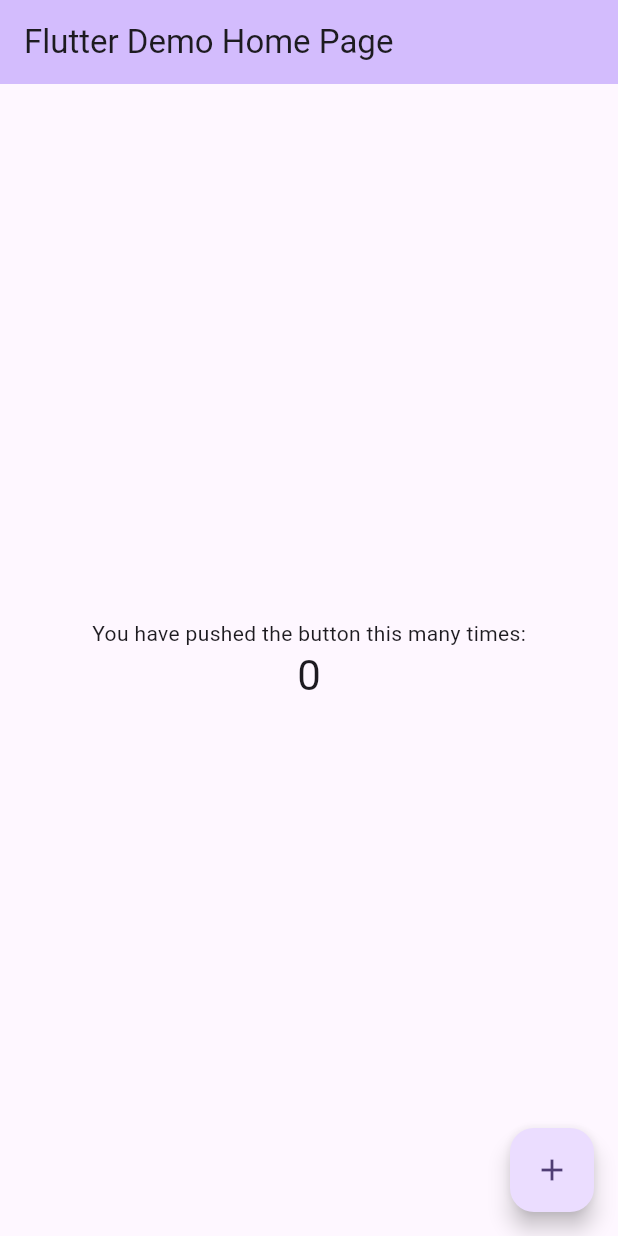
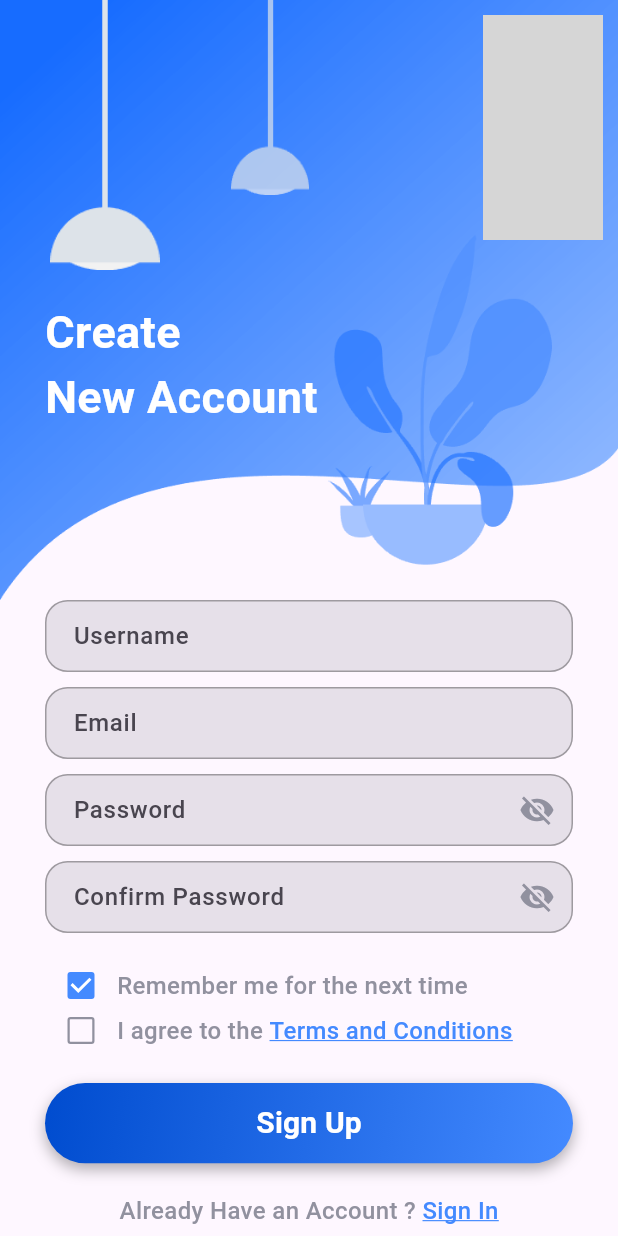
Before and after one commit to vichithchamodya/TrainTrack, a Flutter app: the screen it shows after launch, on a phone screen of 412 x 824 dp. Run offline on Flutter 3.47's test engine with Material 3 defaults, Android fonts, the phone set to English and light mode, and no system bars; our stand-ins replace animate_do; grey boxes are pictures that could not be loaded.

Commit message:
added signup screen and related widgets

```diff
--- a/lib/main.dart
+++ b/lib/main.dart
@@ -1,122 +1,19 @@
 import 'package:flutter/material.dart';
+import 'package:traintrack/pages/authentication/signup_screen.dart';
 
 void main() {
-  runApp(const MyApp());
+  runApp(const TrainTrack());
 }
 
-class MyApp extends StatelessWidget {
-  const MyApp({super.key});
+class TrainTrack extends StatelessWidget {
+  const TrainTrack({super.key});
 
-  // This widget is the root of your application.
   @override
   Widget build(BuildContext context) {
     return MaterialApp(
-      title: 'Flutter Demo',
-      theme: ThemeData(
-        // This is the theme of your application.
-        //
-        // TRY THIS: Try running your application with "flutter run". You'll see
-        // the application has a purple toolbar. Then, without quitting the app,
-        // try changing the seedColor in the colorScheme below to Colors.green
-        // and then invoke "hot reload" (save your changes or press the "hot
-        // reload" button in a Flutter-supported IDE, or press "r" if you used
-        // the command line to start the app).
-        //
-        // Notice that the counter didn't reset back to zero; the application
-        // state is not lost during the reload. To reset the state, use hot
-        // restart instead.
-        //
-        // This works for code too, not just values: Most code changes can be
-        // tested with just a hot reload.
-        colorScheme: .fromSeed(seedColor: Colors.deepPurple),
-      ),
-      home: const MyHomePage(title: 'Flutter Demo Home Page'),
+      debugShowCheckedModeBanner: false,
+      title: "Train Track",
+      home: const Scaffold(body: SignupScreen()),
     );
   }
 }
-
-class MyHomePage extends StatefulWidget {
-  const MyHomePage({super.key, required this.title});
-
-  // This widget is the home page of your application. It is stateful, meaning
-  // that it has a State object (defined below) that contains fields that affect
-  // how it looks.
-
-  // This class is the configuration for the state. It holds the values (in this
-  // case the title) provided by the parent (in this case the App widget) and
-  // used by the build method of the State. Fields in a Widget subclass are
-  // always marked "final".
-
-  final String title;
-
-  @override
-  State<MyHomePage> createState() => _MyHomePageState();
-}
-
-class _MyHomePageState extends State<MyHomePage> {
-  int _counter = 0;
-
-  void _incrementCounter() {
-    setState(() {
-      // This call to setState tells the Flutter framework that something has
-      // changed in this State, which causes it to rerun the build method below
-      // so that the display can reflect the updated values. If we changed
-      // _counter without calling setState(), then the build method would not be
-      // called again, and so nothing would appear to happen.
-      _counter++;
-    });
-  }
-
-  @override
-  Widget build(BuildContext context) {
-    // This method is rerun every time setState is called, for instance as done
-    // by the _incrementCounter method above.
-    //
-    // The Flutter framework has been optimized to make rerunning build methods
-    // fast, so that you can just rebuild anything that needs updating rather
-    // than having to individually change instances of widgets.
-    return Scaffold(
-      appBar: AppBar(
-        // TRY THIS: Try changing the color here to a specific color (to
-        // Colors.amber, perhaps?) and trigger a hot reload to see the AppBar
-        // change color while the other colors stay the same.
-        backgroundColor: Theme.of(context).colorScheme.inversePrimary,
-        // Here we take the value from the MyHomePage object that was created by
-        // the App.build method, and use it to set our appbar title.
-        title: Text(widget.title),
-      ),
-      body: Center(
-        // Center is a layout widget. It takes a single child and positions it
-        // in the middle of the parent.
-        child: Column(
-          // Column is also a layout widget. It takes a list of children and
-          // arranges them vertically. By default, it sizes itself to fit its
-          // children horizontally, and tries to be as tall as its parent.
-          //
-          // Column has various properties to control how it sizes itself and
-          // how it positions its children. Here we use mainAxisAlignment to
-          // center the children vertically; the main axis here is the vertical
-          // axis because Columns are vertical (the cross axis would be
-          // horizontal).
-          //
-          // TRY THIS: Invoke "debug painting" (choose the "Toggle Debug Paint"
-          // action in the IDE, or press "p" in the console), to see the
-          // wireframe for each widget.
-          mainAxisAlignment: .center,
-          children: [
-            const Text('You have pushed the button this many times:'),
-            Text(
-              '$_counter',
-              style: Theme.of(context).textTheme.headlineMedium,
-            ),
-          ],
-        ),
-      ),
-      floatingActionButton: FloatingActionButton(
-        onPressed: _incrementCounter,
-        tooltip: 'Increment',
-        child: const Icon(Icons.add),
-      ),
-    );
-  }
-}
--- /dev/null
+++ b/lib/pages/authentication/signup_screen.dart
@@ -0,0 +1,349 @@
+import 'package:flutter/material.dart';
+import 'package:animate_do/animate_do.dart';
+
+import 'package:traintrack/constant/colors.dart';
+import 'package:traintrack/widgets/animated_positioned_image.dart';
+import 'package:traintrack/widgets/custom_button.dart';
+import 'package:traintrack/widgets/custom_password_field.dart';
+import 'package:traintrack/widgets/custom_text_field.dart';
+
+class SignupScreen extends StatefulWidget {
+  const SignupScreen({super.key});
+
+  @override
+  State<SignupScreen> createState() => _SignupScreenState();
+}
+
+class _SignupScreenState extends State<SignupScreen> {
+  // services and controllers
+  final _formKey = GlobalKey<FormState>();
+  final _userNameController = TextEditingController();
+  final _emailController = TextEditingController();
+  final _passwordController = TextEditingController();
+  final _confirmPasswordController = TextEditingController();
+
+  // state Variables
+  bool _isPasswordVisible = false;
+  bool _isConfirmPasswordVisible = false;
+  bool _isRememberMe = true;
+  bool _isTermsAccepted = false;
+  String _errorMessage = "";
+
+  @override
+  void dispose() {
+    _userNameController.dispose();
+    _emailController.dispose();
+    _passwordController.dispose();
+    _confirmPasswordController.dispose();
+    super.dispose();
+  }
+
+  @override
+  Widget build(BuildContext context) {
+    return Scaffold(
+      body: SingleChildScrollView(
+        child: Column(children: [_buildHeaderSection(), _buildFormSection()]),
+      ),
+    );
+  }
+
+  Widget _buildHeaderSection() {
+    return Container(
+      height: 400,
+      decoration: const BoxDecoration(
+        image: DecorationImage(
+          image: AssetImage('assets/images/background.png'),
+          fit: BoxFit.fill,
+        ),
+      ),
+      child: Stack(
+        children: [
+          const AnimatedPositionedImage(
+            left: 30,
+            width: 80,
+            height: 180,
+            asset: 'assets/images/light-1.png',
+            duration: 4000,
+          ),
+          const AnimatedPositionedImage(
+            left: 140,
+            width: 80,
+            height: 130,
+            asset: 'assets/images/light-2.png',
+            duration: 1000,
+          ),
+          const AnimatedPositionedImage(
+            right: 10,
+            top: 10,
+            width: 80,
+            height: 150,
+            asset: 'assets/images/logo.png',
+            duration: 0,
+          ),
+          Positioned(
+            left: 30,
+            top: 200,
+            child: FadeInUp(
+              duration: const Duration(milliseconds: 300),
+              child: const Text(
+                "Create\nNew Account",
+                style: TextStyle(
+                  color: Colors.white,
+                  fontSize: 30,
+                  fontWeight: FontWeight.bold,
+                ),
+              ),
+            ),
+          ),
+        ],
+      ),
+    );
+  }
+
+  Widget _buildFormSection() {
+    return Padding(
+      padding: const EdgeInsets.symmetric(horizontal: 30),
+      child: Form(
+        key: _formKey,
+        child: Column(
+          crossAxisAlignment: CrossAxisAlignment.start,
+          children: [
+            _buildInputFields(),
+            _buildFormActions(),
+            _buildSignUpButton(),
+            _buildSignInRedirect(),
+          ],
+        ),
+      ),
+    );
+  }
+
+  // input fields group
+  Widget _buildInputFields() {
+    return Column(
+      crossAxisAlignment: CrossAxisAlignment.start,
+      children: [
+        FadeInUp(
+          duration: const Duration(milliseconds: 400),
+          child: CustomTextField(
+            controller: _userNameController,
+            hintText: "Username",
+            validator: (value) =>
+                value!.isEmpty ? "Please Enter Your Username" : null,
+          ),
+        ),
+        const SizedBox(height: 10),
+        FadeInUp(
+          duration: const Duration(milliseconds: 500),
+          child: CustomTextField(
+            controller: _emailController,
+            hintText: "Email",
+            validator: (value) =>
+                value!.isEmpty ? "Please Enter Your Email" : null,
+          ),
+        ),
+        const SizedBox(height: 10),
+        FadeInUp(
+          duration: const Duration(milliseconds: 600),
+          child: CustomPasswordField(
+            controller: _passwordController,
+            hintText: "Password",
+            isVisible: _isPasswordVisible,
+            toggleVisibility: () =>
+                setState(() => _isPasswordVisible = !_isPasswordVisible),
+            validator: _validatePassword,
+          ),
+        ),
+        const SizedBox(height: 10),
+        FadeInUp(
+          duration: const Duration(milliseconds: 700),
+          child: CustomPasswordField(
+            controller: _confirmPasswordController,
+            hintText: "Confirm Password",
+            isVisible: _isConfirmPasswordVisible,
+            toggleVisibility: () => setState(
+              () => _isConfirmPasswordVisible = !_isConfirmPasswordVisible,
+            ),
+            validator: _validateConfirmPassword,
+          ),
+        ),
+        const SizedBox(height: 10),
+        if (_errorMessage.isNotEmpty)
+          FadeInLeftBig(
+            duration: const Duration(milliseconds: 1400),
+            child: Text(
+              "❌ $_errorMessage",
+              style: const TextStyle(
+                color: kRedColor,
+                fontSize: 14,
+                fontWeight: FontWeight.w500,
+              ),
+            ),
+          ),
+        const SizedBox(height: 10),
+      ],
+    );
+  }
+
+  // form validation methods
+  String? _validatePassword(String? value) {
+    if (value!.isEmpty) return "Please Enter Valid Password";
+    if (value.length < 6) return "Password must be at least 6 characters";
+    return null;
+  }
+
+  String? _validateConfirmPassword(String? value) {
+    if (value!.isEmpty) return "Please Confirm Your Password";
+    if (value != _passwordController.text) return "Passwords do not match";
+    return null;
+  }
+
+  // checkboxes and form actions
+  Widget _buildFormActions() {
+    return Column(
+      children: [_buildRememberMeCheckbox(), _buildTermsCheckbox()],
+    );
+  }
+
+  Widget _buildRememberMeCheckbox() {
+    return FadeInUp(
+      duration: const Duration(milliseconds: 800),
+      child: SizedBox(
+        height: 30,
+        child: Row(
+          children: [
+            Checkbox(
+              value: _isRememberMe,
+              activeColor: kSubMainColor,
+              side: const BorderSide(color: kGreyColor, width: 1.5),
+              onChanged: (value) => setState(() => _isRememberMe = value!),
+            ),
+            const Text(
+              "Remember me for the next time",
+              style: TextStyle(
+                fontSize: 16,
+                fontWeight: FontWeight.w500,
+                color: kGreyColor,
+              ),
+            ),
+          ],
+        ),
+      ),
+    );
+  }
+
+  Widget _buildTermsCheckbox() {
+    return FadeInUp(
+      duration: const Duration(milliseconds: 900),
+      child: Column(
+        crossAxisAlignment: CrossAxisAlignment.start,
+        children: [
+          SizedBox(
+            height: 30,
+            child: Row(
+              children: [
+                Checkbox(
+                  value: _isTermsAccepted,
+                  activeColor: kSubMainColor,
+                  side: const BorderSide(color: kGreyColor, width: 1.5),
+                  onChanged: (value) => setState(() {
+                    _isTermsAccepted = value!;
+                    if (_isTermsAccepted) _errorMessage = "";
+                  }),
+                ),
+                _buildTermsText(),
+              ],
+            ),
+          ),
+        ],
+      ),
+    );
+  }
+
+  Widget _buildTermsText() {
+    return GestureDetector(
+      child: const Row(
+        children: [
+          Text(
+            "I agree to the ",
+            style: TextStyle(
+              fontSize: 16,
+              fontWeight: FontWeight.w500,
+              color: kGreyColor,
+            ),
+          ),
+          Text(
+            "Terms and Conditions",
+            style: TextStyle(
+              fontSize: 16,
+              fontWeight: FontWeight.w500,
+              color: kSubMainColor,
+              decoration: TextDecoration.underline,
+              decorationColor: kSubMainColor,
+            ),
+          ),
+        ],
+      ),
+    );
+  }
+
+  // signup button
+  Widget _buildSignUpButton() {
+    return Column(
+      children: [
+        const SizedBox(height: 20),
+        FadeInUp(
+          duration: const Duration(milliseconds: 1000),
+          child: SizedBox(
+            width: double.infinity,
+            child: CustomButton(
+              buttonText: "Sign Up",
+              buttonColor1: kMainColor,
+              buttonColor2: kSubMainColor,
+              buttonTextColor: kWhiteColor,
+              onPressed: () => {},
+            ),
+          ),
+        ),
+      ],
+    );
+  }
+
+  // sign in redirect
+  Widget _buildSignInRedirect() {
+    return Column(
+      children: [
+        const SizedBox(height: 20),
+        FadeInUp(
+          duration: const Duration(milliseconds: 1100),
+          child: Row(
+            mainAxisAlignment: MainAxisAlignment.center,
+            children: [
+              const Text(
+                "Already Have an Account ? ",
+                style: TextStyle(
+                  fontSize: 16,
+                  fontWeight: FontWeight.w500,
+                  color: kGreyColor,
+                ),
+              ),
+              GestureDetector(
+                child: const Text(
+                  "Sign In",
+                  style: TextStyle(
+                    fontSize: 16,
+                    fontWeight: FontWeight.w500,
+                    color: kSubMainColor,
+                    decoration: TextDecoration.underline,
+                    decorationColor: kSubMainColor,
+                  ),
+                ),
+              ),
+            ],
+          ),
+        ),
+        const SizedBox(height: 30),
+      ],
+    );
+  }
+}
--- /dev/null
+++ b/lib/widgets/animated_positioned_image.dart
@@ -0,0 +1,38 @@
+import 'package:animate_do/animate_do.dart';
+import 'package:flutter/material.dart';
+
+class AnimatedPositionedImage extends StatelessWidget {
+  final double? left, right, top, width, height;
+  final String asset;
+  final int duration;
+
+  const AnimatedPositionedImage({
+    super.key,
+    this.left,
+    this.right,
+    this.top,
+    required this.width,
+    required this.height,
+    required this.asset,
+    required this.duration,
+  });
+
+  @override
+  Widget build(BuildContext context) {
+    return Positioned(
+      left: left,
+      right: right,
+      top: top,
+      width: width,
+      height: height,
+      child: FadeInDown(
+        duration: Duration(milliseconds: duration),
+        child: Container(
+          decoration: BoxDecoration(
+            image: DecorationImage(image: AssetImage(asset)),
+          ),
+        ),
+      ),
+    );
+  }
+}
--- /dev/null
+++ b/lib/widgets/custom_button.dart
@@ -0,0 +1,54 @@
+import 'package:flutter/material.dart';
+
+import 'package:traintrack/constant/colors.dart';
+
+class CustomButton extends StatelessWidget {
+  final String buttonText;
+  final Color buttonColor1;
+  final Color buttonColor2;
+  final Color buttonTextColor;
+  final Function()? onPressed;
+
+  const CustomButton({
+    super.key,
+    required this.buttonText,
+    required this.buttonColor1,
+    required this.buttonColor2,
+    this.buttonTextColor = kWhiteColor,
+    required this.onPressed,
+    CircularProgressIndicator? child,
+  });
+
+  @override
+  Widget build(BuildContext context) {
+    return Container(
+      height: MediaQuery.sizeOf(context).height * 0.065,
+      decoration: BoxDecoration(
+        gradient: LinearGradient(
+          colors: [buttonColor1, buttonColor2],
+          begin: Alignment.topLeft,
+          end: Alignment.bottomRight,
+        ),
+        boxShadow: const [
+          BoxShadow(color: kShadowColor, blurRadius: 8, offset: Offset(0, 4)),
+        ],
+        borderRadius: BorderRadius.circular(30),
+      ),
+      child: ElevatedButton(
+        style: ElevatedButton.styleFrom(
+          backgroundColor: Colors.transparent,
+          shadowColor: Colors.transparent,
+        ),
+        onPressed: onPressed,
+        child: Text(
+          buttonText,
+          style: TextStyle(
+            fontSize: 20,
+            fontWeight: FontWeight.w700,
+            color: buttonTextColor,
+          ),
+        ),
+      ),
+    );
+  }
+}
--- /dev/null
+++ b/lib/widgets/custom_password_field.dart
@@ -0,0 +1,55 @@
+import 'package:flutter/material.dart';
+
+import 'package:traintrack/constant/sizes.dart';
+import 'package:traintrack/constant/colors.dart';
+
+class CustomPasswordField extends StatelessWidget {
+  final TextEditingController controller;
+  final String hintText;
+  final bool isVisible;
+  final VoidCallback toggleVisibility;
+  final String? Function(String?)? validator;
+
+  const CustomPasswordField({
+    super.key,
+    required this.controller,
+    required this.hintText,
+    required this.isVisible,
+    required this.toggleVisibility,
+    this.validator,
+  });
+
+  @override
+  Widget build(BuildContext context) {
+    return TextFormField(
+      controller: controller,
+      validator: validator,
+      cursorWidth: 1.5,
+      obscureText: !isVisible,
+      decoration: InputDecoration(
+        hintText: hintText,
+        hintStyle: const TextStyle(fontSize: 16, fontWeight: FontWeight.w500),
+        filled: true,
+        enabledBorder: _buildBorder(kShadowColor),
+        focusedBorder: _buildBorder(kSubMainColor),
+        errorBorder: _buildBorder(kRedColor),
+        focusedErrorBorder: _buildBorder(kSubMainColor),
+        contentPadding: const EdgeInsets.symmetric(horizontal: kDefaultPadding),
+        suffixIcon: IconButton(
+          onPressed: toggleVisibility,
+          icon: Icon(
+            isVisible ? Icons.visibility : Icons.visibility_off,
+            color: isVisible ? kSubMainColor : kGreyColor,
+          ),
+        ),
+      ),
+    );
+  }
+
+  OutlineInputBorder _buildBorder(Color color) {
+    return OutlineInputBorder(
+      borderRadius: BorderRadius.circular(15),
+      borderSide: BorderSide(color: color),
+    );
+  }
+}
--- /dev/null
+++ b/lib/widgets/custom_text_field.dart
@@ -0,0 +1,43 @@
+import 'package:flutter/material.dart';
+
+import 'package:traintrack/constant/sizes.dart';
+import 'package:traintrack/constant/colors.dart';
+
+class CustomTextField extends StatelessWidget {
+  final TextEditingController controller;
+  final String hintText;
+  final String? Function(String?)? validator;
+
+  const CustomTextField({
+    super.key,
+    required this.controller,
+    required this.hintText,
+    this.validator,
+  });
+
+  @override
+  Widget build(BuildContext context) {
+    return TextFormField(
+      controller: controller,
+      validator: validator,
+      cursorWidth: 1.5,
+      decoration: InputDecoration(
+        hintText: hintText,
+        hintStyle: const TextStyle(fontSize: 16, fontWeight: FontWeight.w500),
+        filled: true,
+        enabledBorder: _buildBorder(kShadowColor),
+        focusedBorder: _buildBorder(kSubMainColor),
+        errorBorder: _buildBorder(kRedColor),
+        focusedErrorBorder: _buildBorder(kSubMainColor),
+        contentPadding: const EdgeInsets.symmetric(horizontal: kDefaultPadding),
+      ),
+    );
+  }
+
+  OutlineInputBorder _buildBorder(Color color) {
+    return OutlineInputBorder(
+      borderRadius: BorderRadius.circular(15),
+      borderSide: BorderSide(color: color),
+    );
+  }
+}
--- a/pubspec.yaml
+++ b/pubspec.yaml
@@ -11,6 +11,7 @@ dependencies:
   flutter:
     sdk: flutter
   cupertino_icons: ^1.0.8
+  animate_do: ^5.1.0
 
 dev_dependencies:
   flutter_test:
```
Also changed, not shown: assets/images/background.png (added), assets/images/light-1.png (added), assets/images/light-2.png (added), pubspec.lock, 1 other file.
